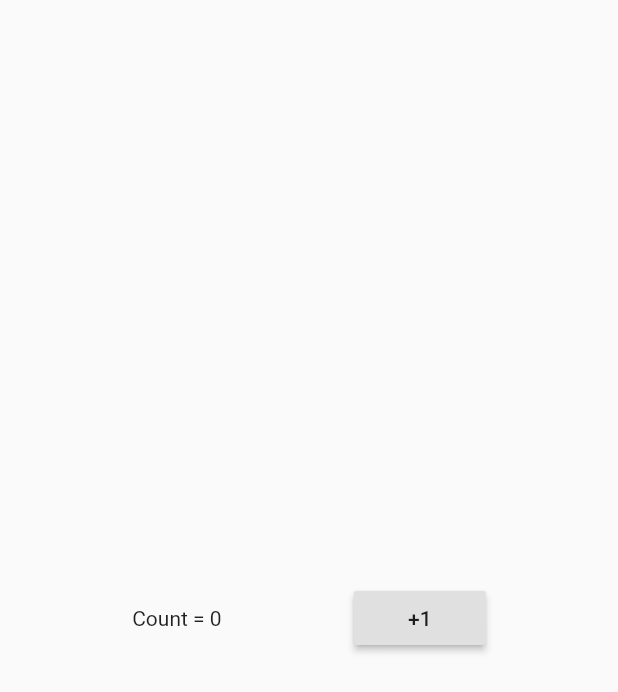
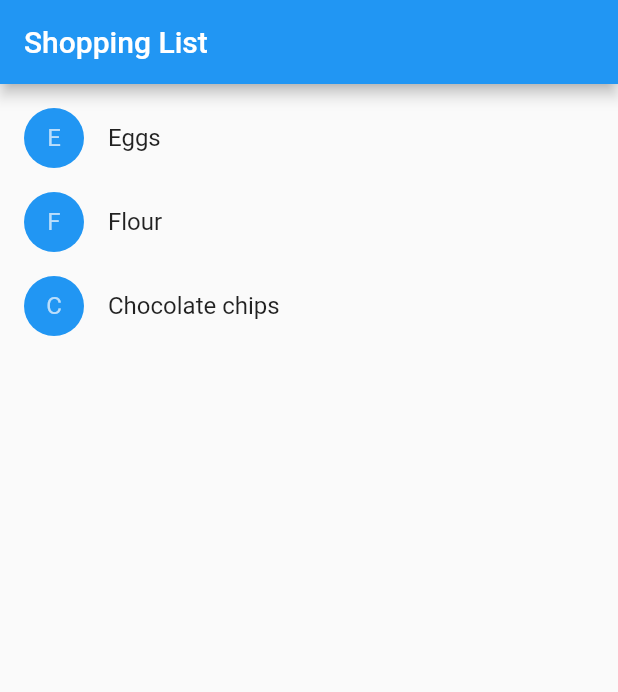
Before and after one commit to DhanaSekharM/Flutter, a Flutter app: the screen it shows after launch, on a phone screen of 412 x 824 dp. Shown: the top 692 px of the screen. Run offline on Flutter 3.47's test engine with Material 2 defaults, Android fonts, the phone set to English and light mode, and no system bars.

Commit message:
Shopping cart example

```diff
--- /dev/null
+++ b/lib/Combined.dart
@@ -0,0 +1,102 @@
+import 'package:flutter/material.dart';
+
+class Product {
+  const Product({this.name});
+  final String name;
+}
+
+typedef void CartChangedCallback(Product product, bool inCart);
+
+class ShoppingListItem extends StatelessWidget {
+
+  ShoppingListItem({this.product, this.inCart, this.onCartChanged});
+  final bool inCart;
+  final Product product;
+  final CartChangedCallback onCartChanged;
+
+  Color _getColor(BuildContext context) {
+    // The theme depends on the BuildContext because different parts of the tree
+    // can have different themes.  The BuildContext indicates where the build is
+    // taking place and therefore which theme to use.
+    return inCart ? Colors.black54 : Theme.of(context).primaryColor;
+  }
+
+  TextStyle _getTextStyle(BuildContext context) {
+
+    if (!inCart) return null;
+
+    return TextStyle(
+      color: Colors.black54,
+      decoration: TextDecoration.lineThrough,
+    );
+  }
+
+  @override
+  Widget build(BuildContext context) {
+    return ListTile(
+      onTap: () {
+        if(inCart == null) {
+          onCartChanged(product, false);
+        } else {
+          onCartChanged(product, !inCart);
+        }
+      },
+      leading: CircleAvatar(
+        backgroundColor: _getColor(context),
+        child: Text(product.name[0]),
+      ),
+      title: Text(product.name, style: _getTextStyle(context)),
+    );
+  }
+}
+
+class ShoppingList extends StatefulWidget {
+  ShoppingList({this.products});
+
+  final List<Product> products;
+
+  // The framework calls createState the first time a widget appears at a given
+  // location in the tree. If the parent rebuilds and uses the same type of
+  // widget (with the same key), the framework re-uses the State object
+  // instead of creating a new State object.
+
+  @override
+  _ShoppingListState createState() => _ShoppingListState();
+}
+
+class _ShoppingListState extends State<ShoppingList> {
+  Set<Product> _shoppingCart = Set<Product>();
+
+  void _handleCartChanged(Product product, bool inCart) {
+    setState(() {
+      // When a user changes what's in the cart, you need to change
+      //_shoppingCart inside a setState call to trigger a rebuild.
+      // The framework then calls // build, below,
+      // which updates the visual appearance of the app.
+
+      if (inCart)
+        _shoppingCart.add(product);
+      else
+        _shoppingCart.remove(product);
+    });
+  }
+
+  @override
+  Widget build(BuildContext context) {
+    return Scaffold(
+      appBar: AppBar(
+        title: Text('Shopping List'),
+      ),
+      body: ListView(
+        padding: EdgeInsets.symmetric(vertical: 8.0),
+        children: widget.products.map((Product product) {
+          return ShoppingListItem(
+            product: product,
+            inCart: _shoppingCart.contains(product),
+            onCartChanged: _handleCartChanged,
+          );
+        }).toList(),
+      ),
+    );
+  }
+}
--- a/lib/main.dart
+++ b/lib/main.dart
@@ -1,6 +1,7 @@
 
 import 'package:flutter/material.dart';
 import 'Button.dart';
+import 'Combined.dart';
 import 'MaterialAppBar.dart';
 import 'Stateful.dart';
 
@@ -66,15 +67,29 @@ class MyScaffold extends StatelessWidget {
 
 
 
+//void main() {
+//  runApp(MaterialApp(
+//    title: 'Material',
+//
+////    initialRoute: '/',
+////    routes: {
+////      '/' : (context) => MaterialAppBar(),
+////      '/second': (context) => MyScaffold(),
+////    },
+//    home: ShoppingListItem(),
+//  ));
+//}
+
+
 void main() {
   runApp(MaterialApp(
-    title: 'Material',
-
-//    initialRoute: '/',
-//    routes: {
-//      '/' : (context) => MaterialAppBar(),
-//      '/second': (context) => MyScaffold(),
-//    },
-    home: Counter(),
+    title: 'Shopping App',
+    home: ShoppingList(
+      products: <Product>[
+        Product(name: 'Eggs'),
+        Product(name: 'Flour'),
+        Product(name: 'Chocolate chips'),
+      ],
+    ),
   ));
 }
```
